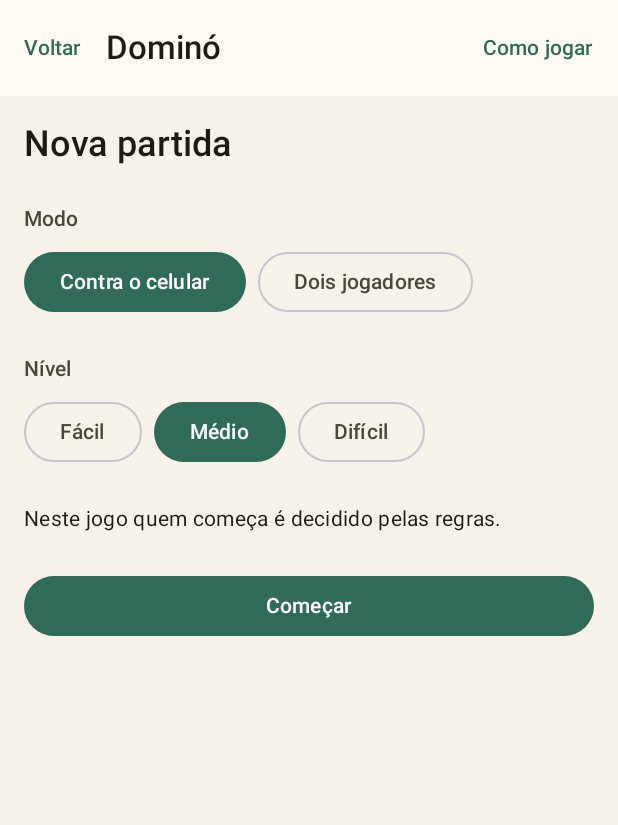
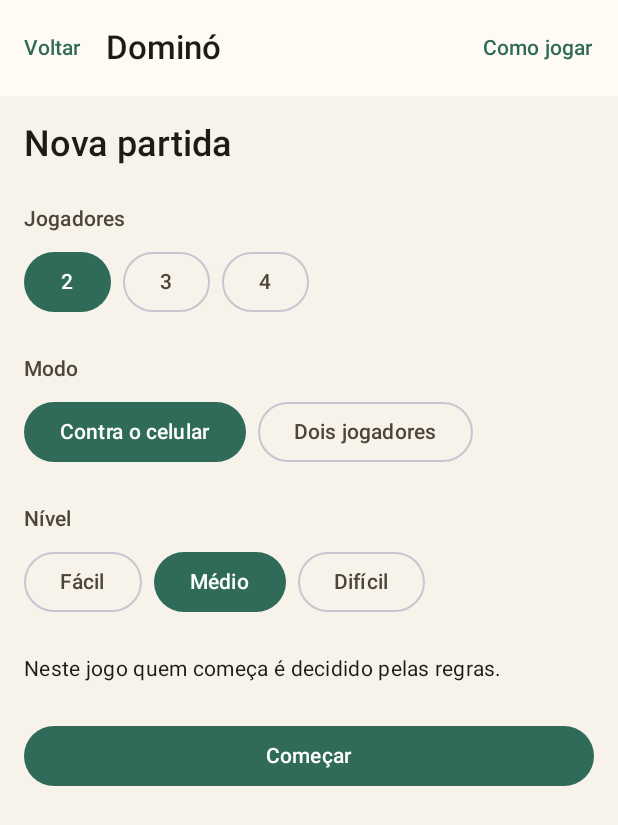
Before and after one commit to andre88br/newgame, an Android app built with Jetpack Compose: the screen it shows after launch (MainActivity), after a tap on "Dominó", on a phone screen of 412 x 824 dp. Shown: the top 825 px of the screen. Run offline under Robolectric (Android 15) with nearby library versions, the phone set to English and light mode, and no system bars.

Commit message:
Telas: mesa de até quatro, e as mãos dos adversários viradas
A escolha do número de jogadores só aparece onde existe: os jogos de tabuleiro
fixo aceitam dois e mais nada, e oferecer a opção neles seria ruído. Contra o
celular numa mesa de quatro, a pessoa ocupa uma cadeira e a máquina joga as
outras três — a tela diz isso, em vez de deixar a pessoa descobrir jogando.

**As mãos dos adversários agora aparecem desenhadas, viradas para baixo.** Era
o pedido, e é uma diferença de verdade: "três peças" escrito não dá a mesma
noção que ver três costas de peça, e é essa noção que faz alguém perceber que
o vizinho está prestes a bater. O valor continua sem sair de lugar nenhum — o
estado que chega à tela já veio redigido pelo motor, e o que existe dessas
peças é literalmente Tile.HIDDEN.

O ludo ganhou quatro cores fixas em vez de derivá-las da paleta do tabuleiro:
com quatro peões na mesma casa é a cor que os separa, e cores calculadas a
partir de duas ficariam parecidas demais no tema escuro. Os peões passaram a
se deslocar cada um para um canto da casa, para nenhum esconder o outro. Numa
mesa de dois, os dois braços vazios aparecem apagados em vez de sumirem — a
cruz sem dois braços ficaria irreconhecível.

A linha de estado deixou de ter "primeiro" e "segundo" nos jogos sem cor de
peça e passou a dizer jogador N, que é o que funciona de dois a quatro.

Retomar partida salva lê o tamanho da mesa do registro, e não do jogo: uma
partida de dominó a três guardada ontem volta a três.

Co-Authored-By: Claude Opus 5 <noreply@anthropic.com>
Claude-Session: https://claude.ai/code/session_01LEkzAamDS2Hhsiwpiu6yfb

```diff
--- a/app/src/main/kotlin/io/github/andre88br/newgame/app/NewgameNavHost.kt
+++ b/app/src/main/kotlin/io/github/andre88br/newgame/app/NewgameNavHost.kt
@@ -34,17 +34,24 @@ private object Routes {
      * continua-se de onde parou; vazio, começa-se do zero. Os dois casos acabam num
      * `MatchSession`, então não vale a pena separar as telas.
      */
-    const val BOARD = "board/{gameId}?matchId={matchId}&mode={mode}&difficulty={difficulty}&humanSeat={humanSeat}"
+    const val BOARD = "board/{gameId}?matchId={matchId}&mode={mode}&difficulty={difficulty}" +
+        "&humanSeat={humanSeat}&seats={seats}"
 
     fun setup(gameId: GameId) = "setup/${gameId.name}"
 
-    fun newMatch(gameId: GameId, mode: MatchMode, difficulty: Difficulty, humanSeat: Seat) =
-        "board/${gameId.name}?matchId=&mode=${mode.name}&difficulty=${difficulty.name}" +
-            "&humanSeat=${humanSeat.index}"
+    fun newMatch(
+        gameId: GameId,
+        mode: MatchMode,
+        difficulty: Difficulty,
+        humanSeat: Seat,
+        seats: Int,
+    ) = "board/${gameId.name}?matchId=&mode=${mode.name}&difficulty=${difficulty.name}" +
+        "&humanSeat=${humanSeat.index}&seats=$seats"
 
+    // Ao retomar, o tamanho da mesa vem do registro salvo: o que estiver aqui é ignorado.
     fun resumeMatch(gameId: GameId, matchId: String) =
         "board/${gameId.name}?matchId=$matchId&mode=${MatchMode.AGAINST_PHONE.name}" +
-            "&difficulty=${Difficulty.MEDIUM.name}&humanSeat=0"
+            "&difficulty=${Difficulty.MEDIUM.name}&humanSeat=0&seats=2"
 }
 
 @Composable
@@ -79,8 +86,8 @@ fun NewgameNavHost(container: AppContainer) {
                 defaultDifficulty = settings.value.defaultDifficulty,
                 hasOngoingMatch = container.matchStore.ongoing(gameId) != null,
                 onBack = { navController.popBackStack() },
-                onStart = { mode, difficulty, humanSeat ->
-                    navController.navigate(Routes.newMatch(gameId, mode, difficulty, humanSeat)) {
+                onStart = { mode, difficulty, humanSeat, seats ->
+                    navController.navigate(Routes.newMatch(gameId, mode, difficulty, humanSeat, seats)) {
                         // Terminada a configuração, voltar da partida deve levar ao menu,
                         // e não de volta a esta tela.
                         popUpTo(Routes.SETUP) { inclusive = true }
@@ -102,6 +109,7 @@ fun NewgameNavHost(container: AppContainer) {
                     type = NavType.StringType
                     defaultValue = Difficulty.MEDIUM.name
                 },
+                navArgument("seats") { type = NavType.StringType; defaultValue = "2" },
                 navArgument("humanSeat") { type = NavType.IntType; defaultValue = 0 },
             ),
         ) { backStackEntry ->
@@ -124,6 +132,7 @@ fun NewgameNavHost(container: AppContainer) {
                         againstPhone = arguments?.getString("mode") == MatchMode.AGAINST_PHONE.name,
                         difficulty = arguments?.getString("difficulty").toDifficulty(),
                         humanSeat = Seat(arguments?.getInt("humanSeat") ?: 0),
+                        seats = arguments?.getString("seats")?.toIntOrNull() ?: 2,
                     )
                 }
             }
--- a/app/src/main/kotlin/io/github/andre88br/newgame/app/ui/home/HomeScreen.kt
+++ b/app/src/main/kotlin/io/github/andre88br/newgame/app/ui/home/HomeScreen.kt
@@ -120,8 +120,15 @@ private fun GameCard(
     Card(modifier = Modifier.fillMaxWidth().clickable(onClick = onPlay)) {
         Column(modifier = Modifier.padding(16.dp)) {
             Text(text = gameName(entry), style = MaterialTheme.typography.titleLarge)
+            // Onde a mesa varia, dizer a faixa: "2 a 4 jogadores" é a informação que faz
+            // alguém abrir o dominó procurando jogar com a família.
+            val mesas = entry.rules.supportedSeats
             Text(
-                text = stringResource(R.string.home_players_two),
+                text = if (mesas.first == mesas.last) {
+                    stringResource(R.string.home_players_two)
+                } else {
+                    stringResource(R.string.home_players_range, mesas.first, mesas.last)
+                },
                 style = MaterialTheme.typography.bodyMedium,
                 color = MaterialTheme.colorScheme.onSurfaceVariant,
             )
--- a/app/src/main/kotlin/io/github/andre88br/newgame/app/ui/setup/SetupScreen.kt
+++ b/app/src/main/kotlin/io/github/andre88br/newgame/app/ui/setup/SetupScreen.kt
@@ -45,12 +45,15 @@ fun SetupScreen(
     defaultDifficulty: Difficulty,
     hasOngoingMatch: Boolean,
     onBack: () -> Unit,
-    onStart: (mode: MatchMode, difficulty: Difficulty, humanSeat: Seat) -> Unit,
+    onStart: (mode: MatchMode, difficulty: Difficulty, humanSeat: Seat, seats: Int) -> Unit,
 ) {
     var mode by remember { mutableStateOf(MatchMode.AGAINST_PHONE) }
     var difficulty by remember { mutableStateOf(defaultDifficulty) }
     var humanSeat by remember { mutableStateOf(Seat.FIRST) }
     var showingRules by remember { mutableStateOf(false) }
+
+    val mesasPossiveis = entry.rules.supportedSeats.toList()
+    var seats by remember(entry.id) { mutableStateOf(mesasPossiveis.first()) }
 
     Scaffold(
         topBar = {
@@ -80,6 +83,17 @@ fun SetupScreen(
                 style = MaterialTheme.typography.headlineSmall,
             )
 
+            // Só onde há escolha: os jogos de tabuleiro fixo aceitam dois e mais nada.
+            if (mesasPossiveis.size > 1) {
+                ChoiceRow(
+                    label = stringResource(R.string.setup_players),
+                    options = mesasPossiveis,
+                    selected = seats,
+                    optionLabel = { stringResource(R.string.setup_players_count, it) },
+                    onSelect = { seats = it },
+                )
+            }
+
             ChoiceRow(
                 label = stringResource(R.string.setup_mode),
                 options = MatchMode.entries.toList(),
@@ -97,6 +111,13 @@ fun SetupScreen(
 
             // Nível e quem começa só fazem sentido contra o celular.
             if (mode == MatchMode.AGAINST_PHONE) {
+                if (seats > 2) {
+                    Text(
+                        text = stringResource(R.string.setup_many_opponents, seats - 1),
+                        style = MaterialTheme.typography.bodyMedium,
+                    )
+                }
+
                 ChoiceRow(
                     label = stringResource(R.string.setup_difficulty),
                     options = Difficulty.entries.toList(),
@@ -142,7 +163,7 @@ fun SetupScreen(
             }
 
             Button(
-                onClick = { onStart(mode, difficulty, humanSeat) },
+                onClick = { onStart(mode, difficulty, humanSeat, seats) },
                 modifier = Modifier.fillMaxWidth(),
             ) {
                 Text(stringResource(R.string.setup_start))
--- a/app/src/main/res/values/strings.xml
+++ b/app/src/main/res/values/strings.xml
@@ -16,6 +16,7 @@
     <string name="home_settings">Ajustes</string>
     <string name="home_resume">Continuar partida</string>
     <string name="home_players_two">2 jogadores</string>
+    <string name="home_players_range">%1$d a %2$d jogadores</string>
 
     <!-- Configuração da partida -->
     <string name="setup_title">Nova partida</string>
@@ -49,10 +50,6 @@
     <string name="board_hint_shown">Sugestão: %1$s</string>
     <string name="board_history">Lances</string>
     <!-- Jogos sem cor de peça: no dominó e no ludo os lados são jogador 1 e jogador 2. -->
-    <string name="board_turn_player_first">Vez do jogador 1</string>
-    <string name="board_turn_player_second">Vez do jogador 2</string>
-    <string name="board_player_first_won">Jogador 1 venceu</string>
-    <string name="board_player_second_won">Jogador 2 venceu</string>
     <string name="board_no_surface">%1$s ainda não tem tela</string>
 
     <!-- Dominó -->
@@ -197,7 +194,15 @@
 
     <string name="rules_chess">Xadrez completo. As brancas começam.\n\nO peão anda uma casa para a frente, ou duas na primeira vez, e captura na diagonal. Chegando na última fileira, ele vira a peça que você escolher — o app pergunta qual.\n\nEstão aqui as regras que costumam faltar: o roque (com as três condições), a captura en passant, o empate por afogamento, o empate por 50 lances sem captura nem lance de peão, o empate por material insuficiente e o empate por repetir a mesma posição três vezes.\n\nO rei nunca pode ficar em xeque no fim do seu lance. Sem lance legal e com o rei em xeque é xeque-mate; sem lance legal e sem xeque é afogamento, que dá empate.</string>
 
-    <string name="rules_dominoes">Dominó de bater, com as 28 peças. Cada um recebe sete e o resto fica no monte.\n\nAbre quem tiver a maior carroça; se ninguém tiver, quem tiver a peça mais alta.\n\nNa sua vez, toque numa peça da mão para encostá-la numa das pontas da mesa. Se ela servir nas duas, o app pergunta em qual. Sem peça que sirva, você compra do monte automaticamente até conseguir; com o monte vazio, passa a vez.\n\nVence quem ficar sem peça na mão. Se os dois passarem seguidos, o jogo fecha e ganha quem tiver menos pontos na mão.\n\nA mão do adversário fica escondida, inclusive da máquina: o que aparece é só quantas peças ele tem.</string>
+    <string name="rules_dominoes">Dominó de bater, com as 28 peças, de dois a quatro jogadores. Cada um recebe sete e o resto fica no monte — a quatro as peças acabam na distribuição e não sobra monte.\n\nAbre quem tiver a maior carroça; se ninguém tiver, quem tiver a peça mais alta.\n\nNa sua vez, toque numa peça da mão para encostá-la numa das pontas da mesa. Se ela servir nas duas, o app pergunta em qual. Sem peça que sirva, você compra do monte automaticamente até conseguir; com o monte vazio, passa a vez.\n\nVence quem ficar sem peça na mão. Se a mesa der a volta inteira só com passes, o jogo fecha e ganha quem tiver menos pontos na mão.\n\nA mão do adversário fica escondida, inclusive da máquina: o que aparece é só quantas peças ele tem.</string>
 
-    <string name="rules_ludo">Ludo para dois, com quatro peões cada.\n\nO dado é rolado pelo app, não por você: quando chega a sua vez, o valor já está na tela e a escolha é qual peão anda.\n\nSó um 6 tira peão do curral. Tirar 6 também dá direito a jogar de novo.\n\nCair na casa de um peão adversário manda ele de volta para o curral — menos nas casas marcadas, que são seguras.\n\nA chegada é exata: faltando duas casas, um dado 5 não serve e o peão fica onde está. Vence quem levar os quatro peões à chegada.</string>
+    <string name="rules_ludo">Ludo de dois a quatro jogadores, com quatro peões cada. Na mesa de dois, as duas cores saem de cantos opostos.\n\nO dado é rolado pelo app, não por você: quando chega a sua vez, o valor já está na tela e a escolha é qual peão anda.\n\nSó um 6 tira peão do curral. Tirar 6 também dá direito a jogar de novo.\n\nCair na casa de um peão adversário manda ele de volta para o curral — menos nas casas marcadas, que são seguras.\n\nA chegada é exata: faltando duas casas, um dado 5 não serve e o peão fica onde está. Vence quem levar os quatro peões à chegada.</string>
+
+    <!-- Mesa de mais de dois -->
+    <string name="setup_players">Jogadores</string>
+    <string name="setup_players_count">%1$d</string>
+    <string name="setup_many_opponents">O celular joga com os outros %1$d jogadores.</string>
+    <string name="board_turn_player">Vez do jogador %1$d</string>
+    <string name="board_player_won">Jogador %1$d venceu</string>
+    <string name="dominoes_opponent_seat">Jogador %1$d</string>
 </resources>
```
Also changed, not shown: app/src/main/kotlin/io/github/andre88br/newgame/app/ui/board/BoardScreen.kt (+13 -14 lines), app/src/main/kotlin/io/github/andre88br/newgame/app/ui/board/BoardViewModel.kt (+24 -10 lines), app/src/main/kotlin/io/github/andre88br/newgame/app/ui/board/surfaces/DominoesSurface.kt (+77 -12 lines), app/src/main/kotlin/io/github/andre88br/newgame/app/ui/board/surfaces/LudoSurface.kt (+51 -17 lines), 1 other file.
